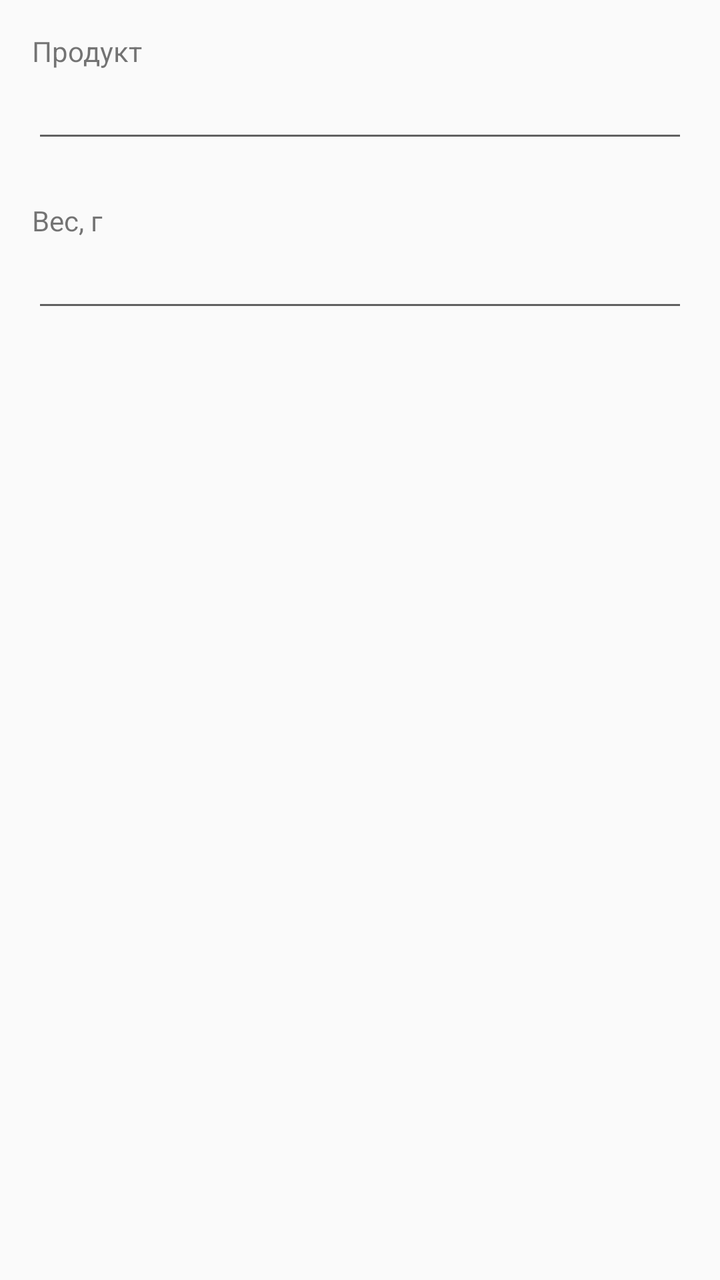
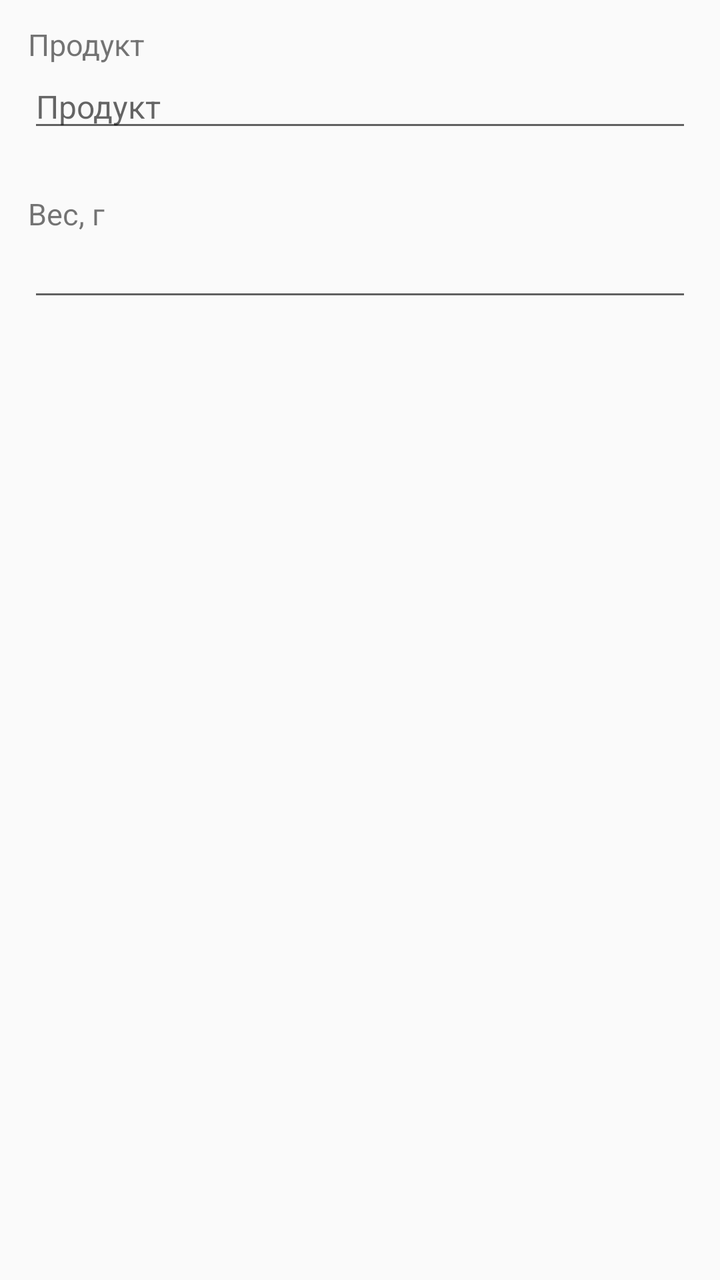

Compare the two renders of this Android layout. The source of the first and the diff that turns it into the second are given below.
<!-- AndroidManifest.xml: application theme AppTheme.Light -->
<!-- res/layout/dialog_entry.xml -->
<?xml version="1.0" encoding="utf-8"?>
<ScrollView xmlns:android="http://schemas.android.com/apk/res/android"
    android:layout_width="match_parent"
    android:layout_height="wrap_content">

    <LinearLayout
        android:layout_width="match_parent"
        android:layout_height="wrap_content"
        android:orientation="vertical"
        android:padding="16dp">

        <TextView
            android:layout_width="match_parent"
            android:layout_height="wrap_content"
            android:text="@string/product_name" />

        <AutoCompleteTextView
            android:id="@+id/productInput"
            android:layout_width="match_parent"
            android:layout_height="wrap_content" />

        <TextView
            android:id="@+id/selectedProductInfo"
            android:layout_width="match_parent"
            android:layout_height="wrap_content"
            android:textSize="12sp" />

        <TextView
            android:layout_width="match_parent"
            android:layout_height="wrap_content"
            android:layout_marginTop="8dp"
            android:text="@string/grams" />

        <EditText
            android:id="@+id/weightInput"
            android:layout_width="match_parent"
            android:layout_height="wrap_content"
            android:inputType="numberDecimal" />

        <TextView
            android:id="@+id/previewText"
            android:layout_width="match_parent"
            android:layout_height="wrap_content"
            android:layout_marginTop="8dp"
            android:textSize="14sp" />

        <LinearLayout
            android:id="@+id/newProductFields"
            android:layout_width="match_parent"
            android:layout_height="wrap_content"
            android:orientation="vertical"
            android:visibility="gone">

            <TextView
                android:layout_width="match_parent"
                android:layout_height="wrap_content"
                android:layout_marginTop="8dp"
                android:text="@string/create_product" />

            <EditText
                android:id="@+id/newKcalInput"
                android:layout_width="match_parent"
                android:layout_height="wrap_content"
                android:hint="@string/kcal"
                android:inputType="numberDecimal" />

            <EditText
                android:id="@+id/newProteinInput"
                android:layout_width="match_parent"
                android:layout_height="wrap_content"
                android:hint="@string/protein"
                android:inputType="numberDecimal" />

            <EditText
                android:id="@+id/newFatInput"
                android:layout_width="match_parent"
                android:layout_height="wrap_content"
                android:hint="@string/fat"
                android:inputType="numberDecimal" />

            <EditText
                android:id="@+id/newCarbsInput"
                android:layout_width="match_parent"
                android:layout_height="wrap_content"
                android:hint="@string/carbs"
                android:inputType="numberDecimal" />
        </LinearLayout>

    </LinearLayout>

</ScrollView>
<!-- resources referenced by this layout -->
<resources>
  <string name="carbs">Углеводы</string>
  <string name="create_product">Создать продукт</string>
  <string name="fat">Жиры</string>
  <string name="grams">Вес, г</string>
  <string name="kcal">Калории</string>
  <string name="product_name">Продукт</string>
  <string name="protein">Белки</string>
  <style name="AppTheme.Light" parent="@android:style/Theme.Material.Light">
          <item name="android:windowBackground">@color/light_bg</item>
          <item name="android:textColorPrimary">@color/light_text</item>
          <item name="android:textColorSecondary">@color/light_secondary</item>
          <item name="android:colorAccent">@color/accent_light</item>
          <item name="buttonBg">@drawable/button_selector_light</item>
          <item name="progressTrack">@color/track_light</item>
          <item name="progressKcal">@color/kcal_color</item>
          <item name="progressProtein">@color/protein_color</item>
          <item name="progressFat">@color/fat_color</item>
          <item name="progressCarbs">@color/carbs_color</item>
          <item name="recentDishText">@color/recent_dish</item>
          <item name="meal0">@color/meal0</item>
          <item name="meal1">@color/meal1</item>
          <item name="meal2">@color/meal2</item>
          <item name="meal3">@color/meal3</item>
          <item name="blockDay">@color/block_day</item>
          <item name="blockProducts">@color/block_products</item>
          <item name="blockProfile">@color/block_profile</item>
      </style>
  <color name="light_bg">#FAFAFA</color>
  <color name="light_text">#212121</color>
  <color name="light_secondary">#616161</color>
  <color name="accent_light">#2E7D32</color>
  <!-- drawable button_selector_light (drawable) -->
  <?xml version="1.0" encoding="utf-8"?>
  <selector xmlns:android="http://schemas.android.com/apk/res/android">
      <item android:state_pressed="true">
          <shape android:shape="rectangle">
              <solid android:color="#C8E6C9" />
              <stroke android:width="1dp" android:color="#2E7D32" />
              <corners android:radius="8dp" />
          </shape>
      </item>
      <item>
          <shape android:shape="rectangle">
              <solid android:color="#E8F5E9" />
              <stroke android:width="1dp" android:color="#2E7D32" />
              <corners android:radius="8dp" />
          </shape>
      </item>
  </selector>
  <color name="track_light">#E0E0E0</color>
  <color name="kcal_color">#EF6C00</color>
  <color name="protein_color">#1976D2</color>
  <color name="fat_color">#C2185B</color>
  <color name="carbs_color">#7B1FA2</color>
  <color name="recent_dish">@color/recent_dish_light</color>
  <color name="meal0">@color/meal0_light</color>
  <color name="meal1">@color/meal1_light</color>
  <color name="meal2">@color/meal2_light</color>
  <color name="meal3">@color/meal3_light</color>
  <color name="block_day">@color/block_day_light</color>
  <color name="block_products">@color/block_products_light</color>
  <color name="block_profile">@color/block_profile_light</color>
  <color name="recent_dish_light">#0288D1</color>
  <color name="meal0_light">#FFB74D</color>
  <color name="meal1_light">#81C784</color>
  <color name="meal2_light">#9575CD</color>
  <color name="meal3_light">#4FC3F7</color>
  <color name="block_day_light">#2E7D32</color>
  <color name="block_products_light">#1565C0</color>
  <color name="block_profile_light">#6A1B9A</color>
</resources>

<!-- the commit's change to res/layout/dialog_entry.xml (unified diff, before → after) -->
@@ -7,60 +7,94 @@
         android:layout_width="match_parent"
         android:layout_height="wrap_content"
         android:orientation="vertical"
-        android:padding="16dp">
+        android:paddingStart="2dp"
+        android:paddingEnd="2dp"
+        android:paddingTop="12dp"
+        android:paddingBottom="12dp">
 
         <TextView
             android:layout_width="match_parent"
             android:layout_height="wrap_content"
+            android:layout_marginStart="12dp"
+            android:layout_marginEnd="12dp"
+            android:textSize="15sp"
             android:text="@string/product_name" />
 
-        <AutoCompleteTextView
+        <EditText
             android:id="@+id/productInput"
             android:layout_width="match_parent"
-            android:layout_height="wrap_content" />
+            android:layout_height="wrap_content"
+            android:layout_marginStart="12dp"
+            android:layout_marginEnd="12dp"
+            android:textSize="16sp"
+            android:hint="@string/product_name"
+            android:inputType="text" />
+
+        <ListView
+            android:id="@+id/productSuggestions"
+            android:layout_width="match_parent"
+            android:layout_height="220dp"
+            android:layout_marginTop="2dp"
+            android:divider="?attr/progressTrack"
+            android:dividerHeight="1dp"
+            android:visibility="gone" />
 
         <TextView
             android:id="@+id/selectedProductInfo"
             android:layout_width="match_parent"
             android:layout_height="wrap_content"
-            android:textSize="12sp" />
+            android:layout_marginStart="12dp"
+            android:layout_marginEnd="12dp"
+            android:textSize="13sp" />
 
         <TextView
             android:layout_width="match_parent"
             android:layout_height="wrap_content"
+            android:layout_marginStart="12dp"
+            android:layout_marginEnd="12dp"
             android:layout_marginTop="8dp"
+            android:textSize="15sp"
             android:text="@string/grams" />
 
         <EditText
             android:id="@+id/weightInput"
             android:layout_width="match_parent"
             android:layout_height="wrap_content"
+            android:layout_marginStart="12dp"
+            android:layout_marginEnd="12dp"
+            android:textSize="16sp"
             android:inputType="numberDecimal" />
 
         <TextView
             android:id="@+id/previewText"
             android:layout_width="match_parent"
             android:layout_height="wrap_content"
+            android:layout_marginStart="12dp"
+            android:layout_marginEnd="12dp"
             android:layout_marginTop="8dp"
-            android:textSize="14sp" />
+            android:textSize="15sp" />
 
         <LinearLayout
             android:id="@+id/newProductFields"
             android:layout_width="match_parent"
             android:layout_height="wrap_content"
             android:orientation="vertical"
+            android:layout_marginStart="12dp"
+            android:layout_marginEnd="12dp"
             android:visibility="gone">
 
             <TextView
                 android:layout_width="match_parent"
                 android:layout_height="wrap_content"
                 android:layout_marginTop="8dp"
+                android:textSize="15sp"
                 android:text="@string/create_product" />
 
             <EditText
                 android:id="@+id/newKcalInput"
                 android:layout_width="match_parent"
                 android:layout_height="wrap_content"
+                android:textSize="16sp"
                 android:hint="@string/kcal"
                 android:inputType="numberDecimal" />
 
@@ -68,6 +102,7 @@
                 android:id="@+id/newProteinInput"
                 android:layout_width="match_parent"
                 android:layout_height="wrap_content"
+                android:textSize="16sp"
                 android:hint="@string/protein"
                 android:inputType="numberDecimal" />
 
@@ -75,6 +110,7 @@
                 android:id="@+id/newFatInput"
                 android:layout_width="match_parent"
                 android:layout_height="wrap_content"
+                android:textSize="16sp"
                 android:hint="@string/fat"
                 android:inputType="numberDecimal" />
 
@@ -82,6 +118,7 @@
                 android:id="@+id/newCarbsInput"
                 android:layout_width="match_parent"
                 android:layout_height="wrap_content"
+                android:textSize="16sp"
                 android:hint="@string/carbs"
                 android:inputType="numberDecimal" />
         </LinearLayout>
